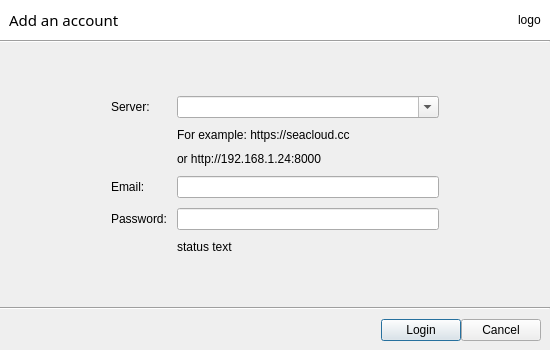
The window that ui/login-dialog.ui (haiwen/seafile-client) describes before a commit, drawn with Qt 5.
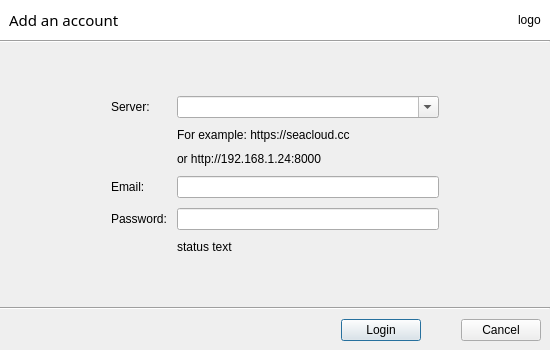
The same window after the commit.

The edit to the form file:
```diff
--- a/ui/login-dialog.ui
+++ b/ui/login-dialog.ui
@@ -258,6 +258,22 @@
        </property>
       </widget>
      </item>
+     <item>
+      <spacer name="horizontalSpacer_5">
+       <property name="orientation">
+        <enum>Qt::Horizontal</enum>
+       </property>
+       <property name="sizeType">
+        <enum>QSizePolicy::Minimum</enum>
+       </property>
+       <property name="sizeHint" stdset="0">
+        <size>
+         <width>40</width>
+         <height>20</height>
+        </size>
+       </property>
+      </spacer>
+     </item>
      <item>
       <widget class="QPushButton" name="pushButton">
        <property name="text">
```
